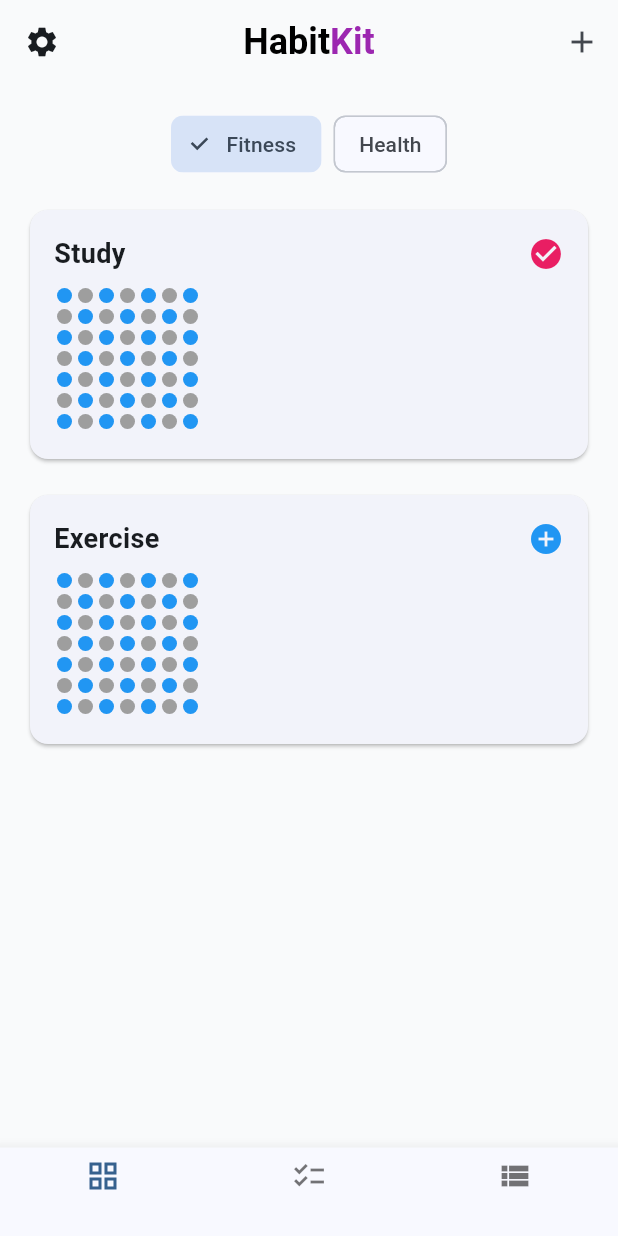
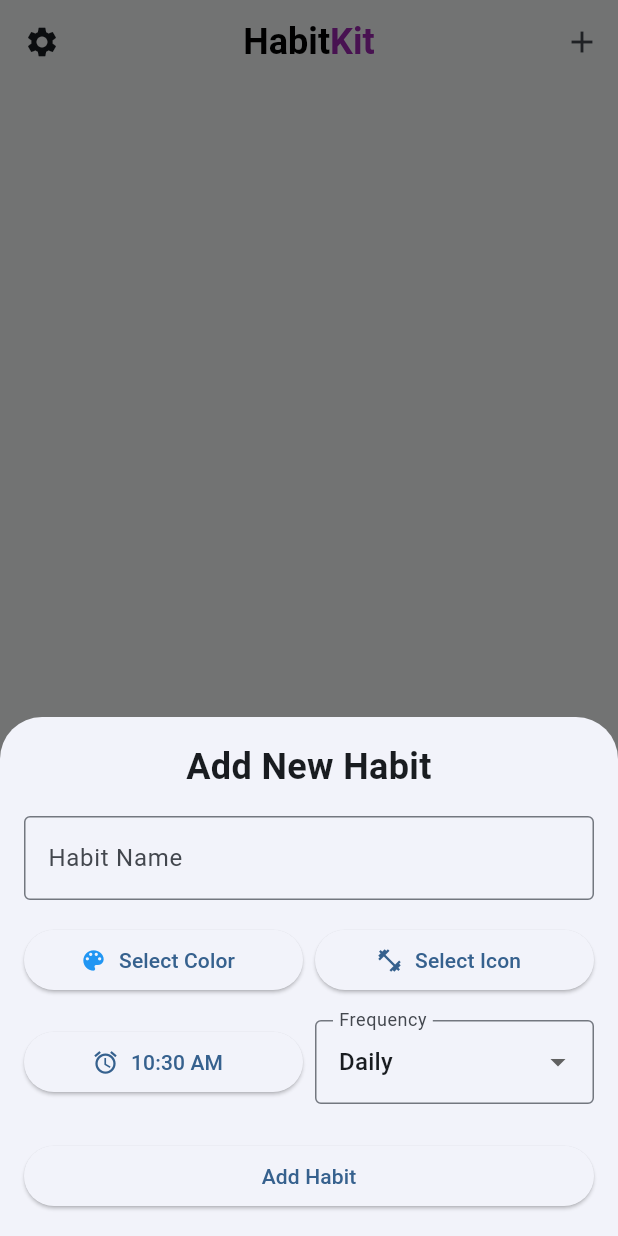
Before and after one commit to Mihir3646/HabitHero, a Flutter app: the HomeScreen screen opened directly, after a tap on the "add" icon, on a phone screen of 412 x 824 dp. Run offline on Flutter 3.47's test engine with Material 3 defaults, Android fonts, the phone set to English and light mode, and no system bars; our stand-ins replace shared_preferences; accounts and stored records are empty.

Commit message:
Fix home screen view switching

```diff
--- a/lib/screens/home_screen.dart
+++ b/lib/screens/home_screen.dart
@@ -1,10 +1,134 @@
 import 'package:flutter/material.dart';
+import 'package:provider/provider.dart';
+import '../providers/habit_provider.dart';
+import '../widgets/habit_tile.dart';
+import '../widgets/add_habit_bottom_sheet.dart';
+import '../models/habit.dart';
+import 'settings_screen.dart';
 
-class HomeScreen extends StatelessWidget {
+class HomeScreen extends StatefulWidget {
   const HomeScreen({super.key});
 
   @override
+  State<HomeScreen> createState() => _HomeScreenState();
+}
+
+class _HomeScreenState extends State<HomeScreen> {
+  int _currentIndex = 0;
+
+  @override
   Widget build(BuildContext context) {
+    final habits = context.watch<HabitProvider>().habits;
+
+    Widget buildDots() {
+      return SizedBox(
+        height: 100,
+        child: ListView.builder(
+          scrollDirection: Axis.horizontal,
+          itemCount: 7,
+          itemBuilder: (context, weekIndex) {
+            return Column(
+              children: List.generate(7, (dayIndex) {
+                return Container(
+                  margin: const EdgeInsets.all(2.0),
+                  width: 10,
+                  height: 10,
+                  decoration: BoxDecoration(
+                    shape: BoxShape.circle,
+                    color: (weekIndex + dayIndex) % 2 == 0
+                        ? Colors.blue
+                        : Colors.grey,
+                  ),
+                );
+              }),
+            );
+          },
+        ),
+      );
+    }
+
+    Widget buildLargeCard(Habit habit) {
+      return Card(
+        shape: RoundedRectangleBorder(
+          borderRadius: BorderRadius.circular(12),
+        ),
+        child: Padding(
+          padding: const EdgeInsets.all(16.0),
+          child: Column(
+            crossAxisAlignment: CrossAxisAlignment.start,
+            children: [
+              Row(
+                mainAxisAlignment: MainAxisAlignment.spaceBetween,
+                children: [
+                  Text(
+                    habit.name,
+                    style: const TextStyle(
+                      fontSize: 18,
+                      fontWeight: FontWeight.bold,
+                    ),
+                  ),
+                  Icon(
+                    habit.isCompletedToday
+                        ? Icons.check_circle
+                        : Icons.add_circle,
+                    color:
+                        habit.isCompletedToday ? Colors.pink : Colors.blue,
+                  ),
+                ],
+              ),
+              const SizedBox(height: 8),
+              buildDots(),
+            ],
+          ),
+        ),
+      );
+    }
+
+    Widget buildSmallCard(Habit habit) {
+      return Card(
+        child: Column(
+          mainAxisAlignment: MainAxisAlignment.center,
+          children: [
+            Icon(habit.icon, color: habit.color),
+            const SizedBox(height: 8),
+            Text(habit.name),
+          ],
+        ),
+      );
+    }
+
+    Widget body;
+    switch (_currentIndex) {
+      case 0:
+        body = ListView.builder(
+          padding: const EdgeInsets.all(16),
+          itemCount: habits.length,
+          itemBuilder: (context, index) =>
+              buildLargeCard(habits[index]),
+        );
+        break;
+      case 1:
+        body = ListView.builder(
+          padding: const EdgeInsets.all(16),
+          itemCount: habits.length,
+          itemBuilder: (context, index) =>
+              HabitTile(habit: habits[index]),
+        );
+        break;
+      default:
+        body = GridView.builder(
+          padding: const EdgeInsets.all(16),
+          gridDelegate: const SliverGridDelegateWithFixedCrossAxisCount(
+            crossAxisCount: 2,
+            childAspectRatio: 1.3,
+            crossAxisSpacing: 8,
+            mainAxisSpacing: 8,
+          ),
+          itemCount: habits.length,
+          itemBuilder: (context, index) => buildSmallCard(habits[index]),
+        );
+    }
+
     return Scaffold(
       backgroundColor: const Color(0xFFF9FAFB),
       appBar: AppBar(
@@ -25,49 +149,34 @@ class HomeScreen extends StatelessWidget {
         centerTitle: true,
         leading: IconButton(
           icon: const Icon(Icons.settings),
-          onPressed: () {},
+          onPressed: () {
+            Navigator.push(
+              context,
+              MaterialPageRoute(builder: (_) => const SettingsScreen()),
+            );
+          },
         ),
         actions: [
           IconButton(
             icon: const Icon(Icons.add),
-            onPressed: () {},
+            onPressed: () {
+              showModalBottomSheet(
+                context: context,
+                isScrollControlled: true,
+                builder: (_) => const AddHabitBottomSheet(),
+              );
+            },
           ),
         ],
       ),
-      body: Padding(
-        padding: const EdgeInsets.all(16.0),
-        child: Column(
-          children: [
-            Row(
-              mainAxisAlignment: MainAxisAlignment.center,
-              children: [
-                ChoiceChip(
-                  label: const Text('Fitness'),
-                  selected: true,
-                  onSelected: (selected) {},
-                ),
-                const SizedBox(width: 8),
-                ChoiceChip(
-                  label: const Text('Health'),
-                  selected: false,
-                  onSelected: (selected) {},
-                ),
-              ],
-            ),
-            const SizedBox(height: 16),
-            Expanded(
-              child: ListView(
-                children: [
-                  _buildHabitCard('Study', 'Jul 2025', true),
-                  const SizedBox(height: 16),
-                  _buildHabitCard('Exercise', 'Jul 2025', false),
-                ],
-              ),
-            ),
-          ],
-        ),
-      ),
+      body: body,
       bottomNavigationBar: BottomNavigationBar(
+        currentIndex: _currentIndex,
+        onTap: (index) {
+          setState(() {
+            _currentIndex = index;
+          });
+        },
         items: const [
           BottomNavigationBarItem(
             icon: Icon(Icons.grid_view),
@@ -86,58 +195,4 @@ class HomeScreen extends StatelessWidget {
     );
   }
 
-  Widget _buildHabitCard(String title, String date, bool isCompleted) {
-    return Card(
-      shape: RoundedRectangleBorder(
-        borderRadius: BorderRadius.circular(12),
-      ),
-      child: Padding(
-        padding: const EdgeInsets.all(16.0),
-        child: Column(
-          crossAxisAlignment: CrossAxisAlignment.start,
-          children: [
-            Row(
-              mainAxisAlignment: MainAxisAlignment.spaceBetween,
-              children: [
-                Text(
-                  title,
-                  style: const TextStyle(
-                    fontSize: 18,
-                    fontWeight: FontWeight.bold,
-                  ),
-                ),
-                Icon(
-                  isCompleted ? Icons.check_circle : Icons.add_circle,
-                  color: isCompleted ? Colors.pink : Colors.blue,
-                ),
-              ],
-            ),
-            const SizedBox(height: 8),
-            SizedBox(
-              height: 100,
-              child: ListView.builder(
-                scrollDirection: Axis.horizontal,
-                itemCount: 7, // 7 days of the week
-                itemBuilder: (context, weekIndex) {
-                  return Column(
-                    children: List.generate(7, (dayIndex) {
-                      return Container(
-                        margin: const EdgeInsets.all(2.0),
-                        width: 10,
-                        height: 10,
-                        decoration: BoxDecoration(
-                          shape: BoxShape.circle,
-                          color: (weekIndex + dayIndex) % 2 == 0 ? Colors.blue : Colors.grey,
-                        ),
-                      );
-                    }),
-                  );
-                },
-              ),
-            ),
-          ],
-        ),
-      ),
-    );
-  }
 }
```
